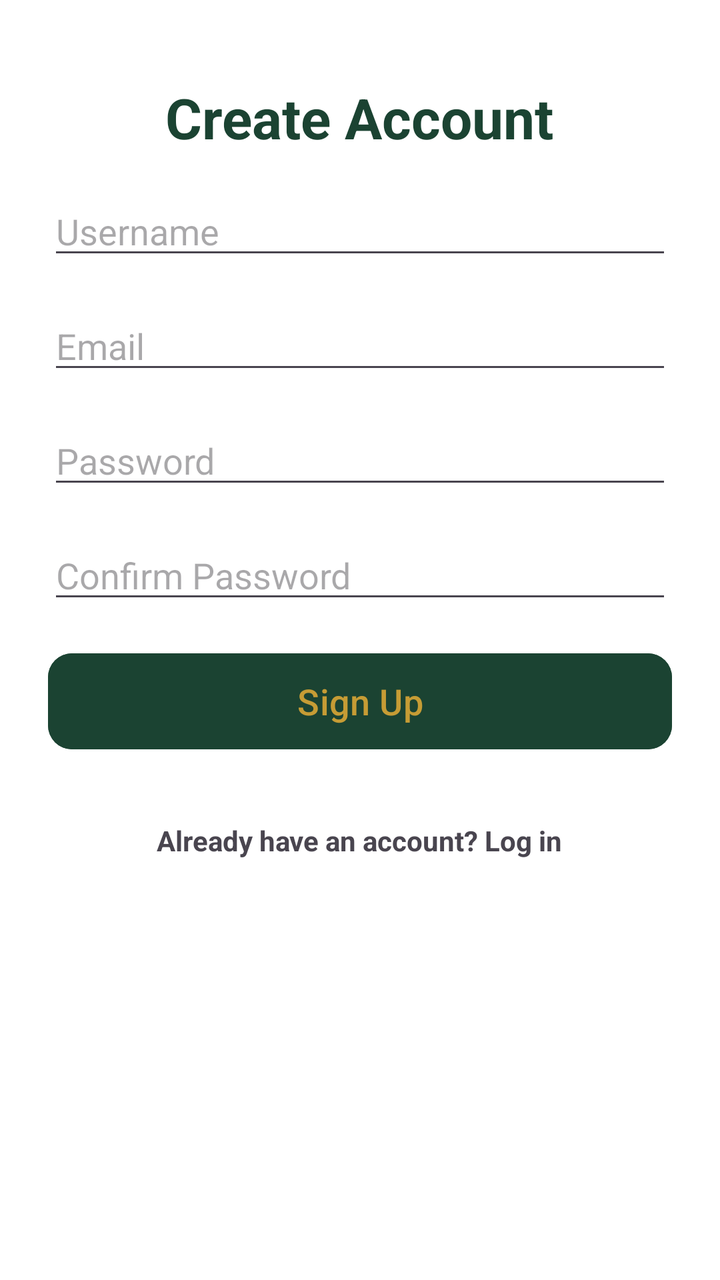
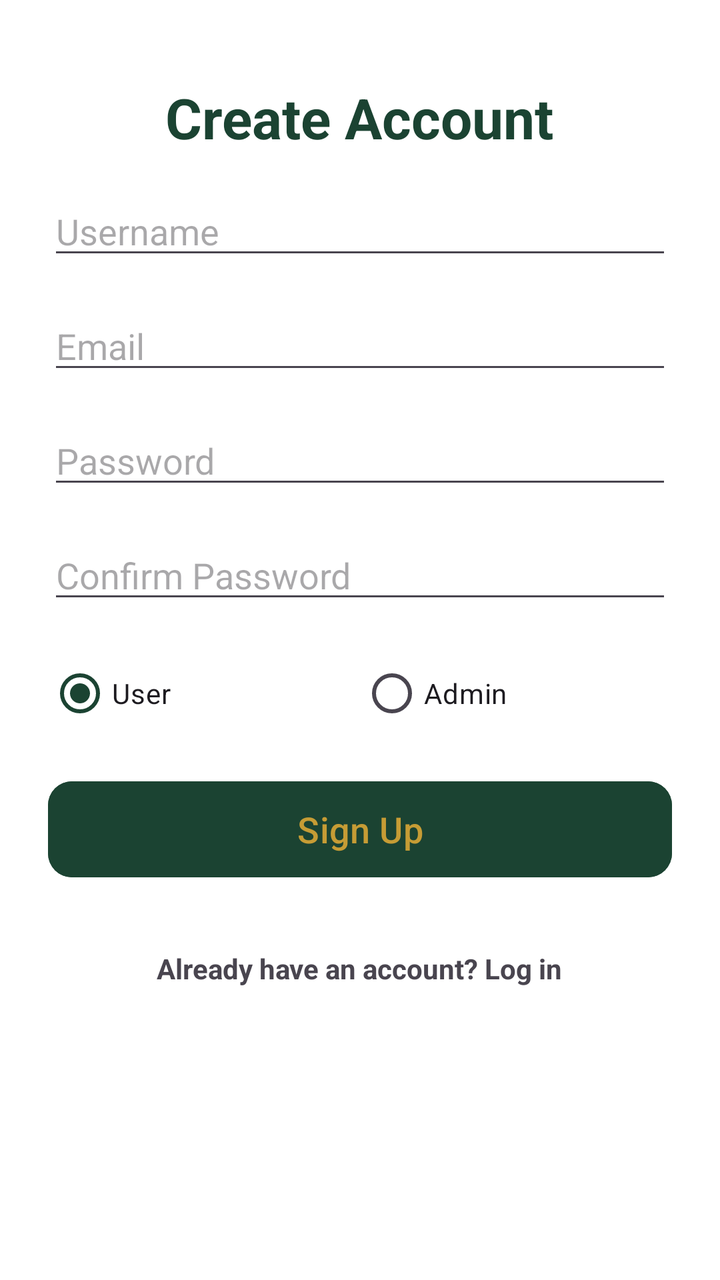

An Android layout rendered at two revisions. The XML below is the earlier revision; the diff shows what the commit changed to produce the second picture.
<!-- AndroidManifest.xml: application theme Theme.Moes -->
<!-- res/layout/activity_sign_up_screen.xml -->
<?xml version="1.0" encoding="utf-8"?>
<ScrollView xmlns:android="http://schemas.android.com/apk/res/android"
    xmlns:app="http://schemas.android.com/apk/res-auto"
    xmlns:tools="http://schemas.android.com/tools"
    android:layout_width="match_parent"
    android:layout_height="match_parent"
    android:fillViewport="true"
    android:background="@color/white"
    tools:context=".SignUpScreen">

    <LinearLayout
        android:id="@+id/main"
        android:layout_width="match_parent"
        android:layout_height="wrap_content"
        android:orientation="vertical"
        android:padding="24dp"
        android:gravity="center_horizontal">

        

        
        <TextView
            android:id="@+id/txtRegisterTitle"
            android:layout_width="wrap_content"
            android:layout_height="wrap_content"
            android:layout_marginTop="16dp"
            android:text="Create Account"

            android:textColor="@color/moes_forest_green"
            android:textSize="28sp"
            android:textStyle="bold" />

        <EditText
            android:id="@+id/edtUsernameSignup"
            android:layout_width="match_parent"
            android:layout_height="wrap_content"
            android:layout_marginTop="16dp"
            android:layout_marginBottom="16dp"
            android:hint="Username"
            android:inputType="text" />

        <EditText
            android:id="@+id/edtEmailSignup"
            android:layout_width="match_parent"
            android:layout_height="wrap_content"
            android:layout_marginBottom="16dp"
            android:hint="Email"
            android:inputType="textEmailAddress" />

        <EditText
            android:id="@+id/edtPasswordSignup"
            android:layout_width="match_parent"
            android:layout_height="wrap_content"
            android:layout_marginBottom="16dp"
            android:hint="Password"
            android:inputType="textPassword" />

        <EditText
            android:id="@+id/edtConfirmPasswordSignup"
            android:layout_width="match_parent"
            android:layout_height="wrap_content"
            android:layout_marginBottom="16dp"
            android:hint="Confirm Password"
            android:inputType="textPassword" />

        
        <Button
            android:id="@+id/btnRegister"
            android:layout_width="match_parent"
            android:layout_height="56dp"
            android:text="Sign Up"
            android:textSize="18sp"
            android:textAllCaps="false"

            android:backgroundTint="@color/moes_forest_green"
            android:textColor="@color/moes_gold"
            app:cornerRadius="12dp" />

        
        <TextView
            android:id="@+id/txtSignUpRedirect"
            android:layout_width="wrap_content"
            android:layout_height="wrap_content"
            android:layout_marginTop="24dp"
            android:text="Already have an account? Log in"
            android:textStyle="bold"
            android:padding="8dp" />

    </LinearLayout>
</ScrollView>
<!-- resources referenced by this layout -->
<resources>
  <color name="moes_forest_green">#1B4332</color>
  <color name="moes_gold">#C69C35</color>
  <color name="white">#FFFFFF</color>
  <style name="Theme.Moes" parent="Theme.Material3.DayNight.NoActionBar">
      
      <item name="colorPrimary">@color/moes_forest_green</item>
      <item name="colorOnPrimary">@color/moes_gold</item>
  
      
      <item name="colorSecondary">@color/moes_gold</item>
      <item name="colorOnSecondary">@color/white</item>
  
      
      <item name="android:windowBackground">@color/moes_cream</item>
      <item name="android:statusBarColor">@color/moes_dark_header</item>
  </style>
  <color name="moes_cream">#FDFCF0</color>
  <color name="moes_dark_header">#121212</color>
</resources>

<!-- the commit's change to res/layout/activity_sign_up_screen.xml (unified diff, before → after) -->
@@ -63,6 +63,29 @@
             android:hint="Confirm Password"
             android:inputType="textPassword" />
 
+        <RadioGroup
+            android:id="@+id/rgRole"
+            android:layout_width="match_parent"
+            android:layout_height="wrap_content"
+            android:layout_marginBottom="16dp"
+            android:orientation="horizontal">
+
+            <RadioButton
+                android:id="@+id/rbUser"
+                android:layout_width="0dp"
+                android:layout_height="wrap_content"
+                android:layout_weight="1"
+                android:checked="true"
+                android:text="User" />
+
+            <RadioButton
+                android:id="@+id/rbAdmin"
+                android:layout_width="0dp"
+                android:layout_height="wrap_content"
+                android:layout_weight="1"
+                android:text="Admin" />
+        </RadioGroup>
+
         
         <Button
             android:id="@+id/btnRegister"
